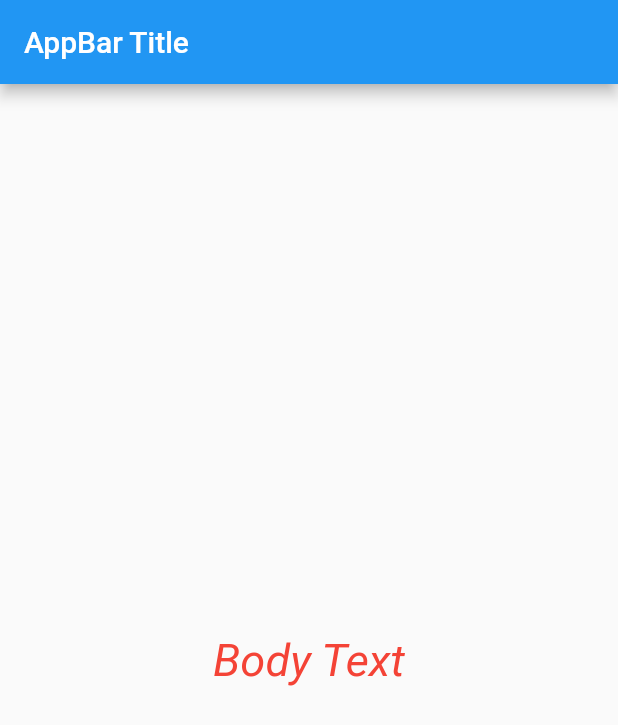
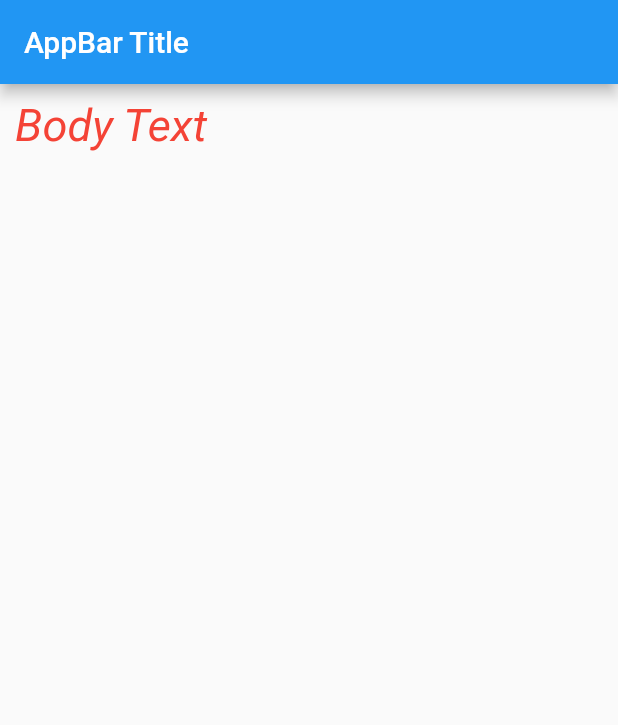
Before and after one commit to thetahmeed/Flutter, a Flutter app: the screen it shows after launch, on a phone screen of 412 x 824 dp. Shown: the top 725 px of the screen. Run offline on Flutter 3.47's test engine with Material 2 defaults, Android fonts, the phone set to English and light mode, and no system bars.

Commit message:
Use of padding

```diff
--- a/eleven/lib/main.dart
+++ b/eleven/lib/main.dart
@@ -20,7 +20,8 @@ class HomePage extends StatelessWidget {
       appBar: AppBar(
         title: Text("AppBar Title"),
       ),
-      body: Center(
+      body: Padding(
+        padding: EdgeInsets.all(10.0),
         child: Text("Body Text",
         textAlign: TextAlign.center,
         style: TextStyle(
@@ -29,7 +30,7 @@ class HomePage extends StatelessWidget {
           fontStyle: FontStyle.italic
           ),
         ),
-        ),
+      )
     );
   }
 }
```
